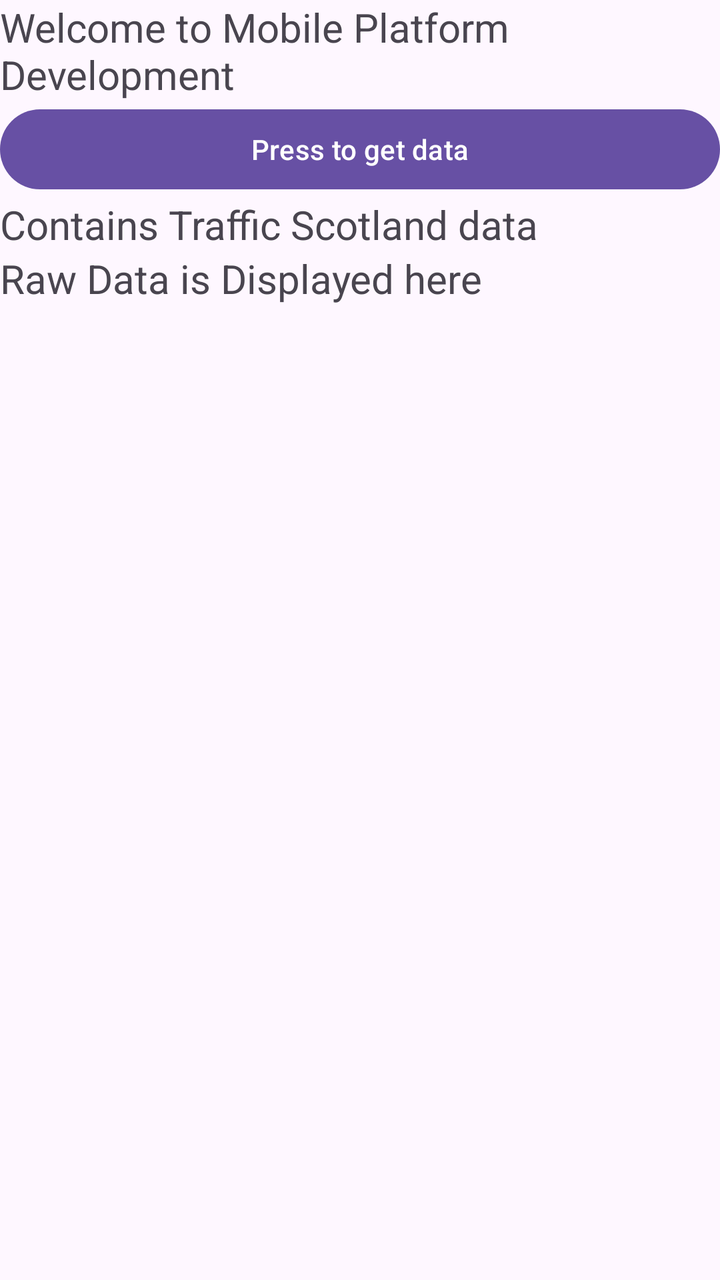
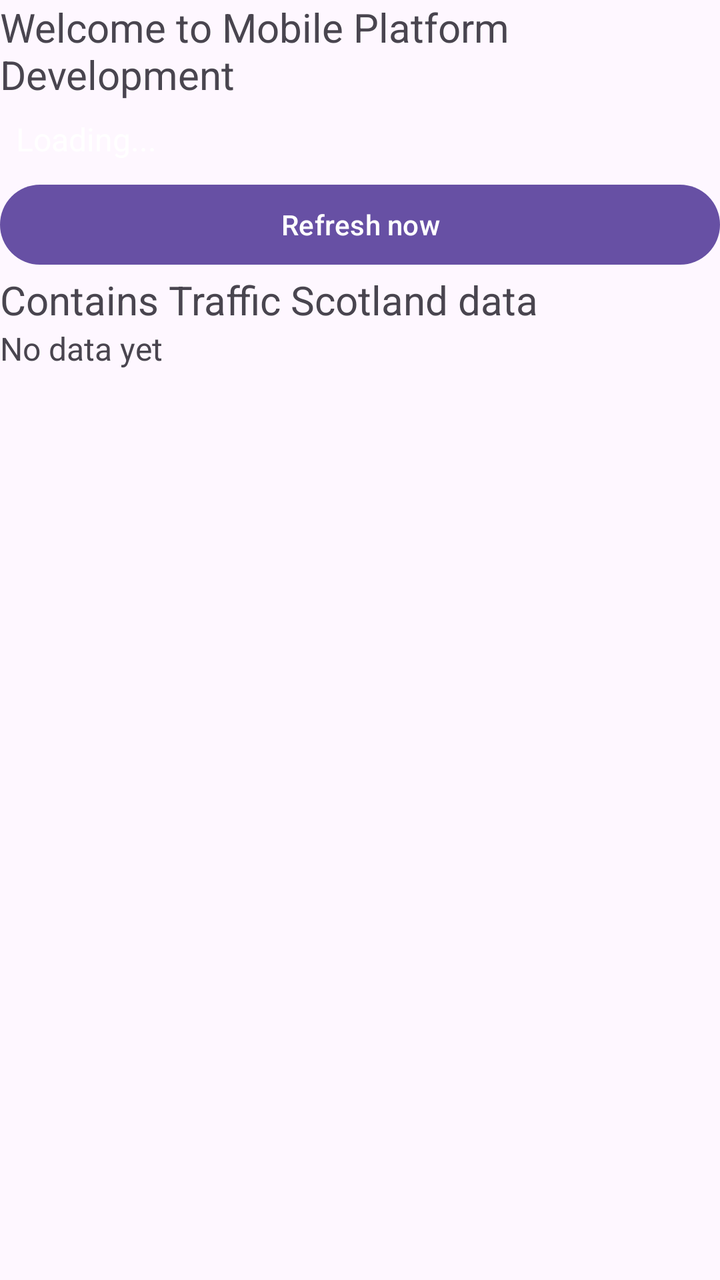

Two renders of the same Android screen: before a commit and after it. Below are the layout's source before the change and the commit's diff.
<!-- AndroidManifest.xml: application theme Theme.Filby_Fraser_S2367234 -->
<!-- res/layout/activity_main.xml -->
<?xml version="1.0" encoding="utf-8"?>
<ScrollView xmlns:android="http://schemas.android.com/apk/res/android"
    android:id="@+id/main"
    android:layout_width="fill_parent"
    android:layout_height="fill_parent">
    <LinearLayout xmlns:android="http://schemas.android.com/apk/res/android"
        android:orientation="vertical"
        android:layout_width="fill_parent"
        android:layout_height="fill_parent">

        <TextView
            android:id="@+id/salutation"
            android:layout_width="fill_parent"
            android:layout_height="wrap_content"
            android:textSize="20sp"
            android:text="Welcome to Mobile Platform Development"
            />
        <Button
            android:id="@+id/startButton"
            android:layout_width="fill_parent"
            android:layout_height="wrap_content"
            android:text="Press to get data"
            />
        <TextView
            android:id="@+id/acknowledgement"
            android:layout_width="fill_parent"
            android:layout_height="wrap_content"
            android:textSize="20sp"
            android:text="Contains Traffic Scotland data"
            />
        <TextView
            android:id="@+id/rawDataDisplay"
            android:layout_width="fill_parent"
            android:layout_height="wrap_content"
            android:textSize="20sp"
            android:text="Raw Data is Displayed here"
            />
    </LinearLayout>
</ScrollView>
<!-- resources referenced by this layout -->
<resources>
  <style name="Theme.Filby_Fraser_S2367234" parent="Base.Theme.Filby_Fraser_S2367234" />
  <style name="Base.Theme.Filby_Fraser_S2367234" parent="Theme.Material3.DayNight.NoActionBar">
          
          
      </style>
</resources>

<!-- the commit's change to res/layout/activity_main.xml (unified diff, before → after) -->
@@ -1,39 +1,48 @@
 <?xml version="1.0" encoding="utf-8"?>
 <ScrollView xmlns:android="http://schemas.android.com/apk/res/android"
     android:id="@+id/main"
-    android:layout_width="fill_parent"
-    android:layout_height="fill_parent">
-    <LinearLayout xmlns:android="http://schemas.android.com/apk/res/android"
-        android:orientation="vertical"
-        android:layout_width="fill_parent"
-        android:layout_height="fill_parent">
+    android:layout_width="match_parent"
+    android:layout_height="match_parent">
+
+    <LinearLayout
+        android:layout_width="match_parent"
+        android:layout_height="wrap_content"
+        android:orientation="vertical">
 
         <TextView
             android:id="@+id/salutation"
-            android:layout_width="fill_parent"
+            android:layout_width="match_parent"
             android:layout_height="wrap_content"
-            android:textSize="20sp"
             android:text="Welcome to Mobile Platform Development"
-            />
+            android:textSize="20sp" />
+
+        <TextView
+            android:id="@+id/statusText"
+            android:layout_width="match_parent"
+            android:layout_height="wrap_content"
+            android:padding="8dp"
+            android:text="Loading..."
+            android:textColor="#FFFFFF"
+            android:textSize="16sp" />
+
         <Button
             android:id="@+id/startButton"
-            android:layout_width="fill_parent"
+            android:layout_width="match_parent"
             android:layout_height="wrap_content"
-            android:text="Press to get data"
-            />
+            android:text="Refresh now" />
+
         <TextView
             android:id="@+id/acknowledgement"
-            android:layout_width="fill_parent"
+            android:layout_width="match_parent"
             android:layout_height="wrap_content"
-            android:textSize="20sp"
             android:text="Contains Traffic Scotland data"
-            />
+            android:textSize="20sp" />
+
         <TextView
             android:id="@+id/rawDataDisplay"
-            android:layout_width="fill_parent"
+            android:layout_width="match_parent"
             android:layout_height="wrap_content"
-            android:textSize="20sp"
-            android:text="Raw Data is Displayed here"
-            />
+            android:text="No data yet"
+            android:textSize="16sp" />
     </LinearLayout>
 </ScrollView>
